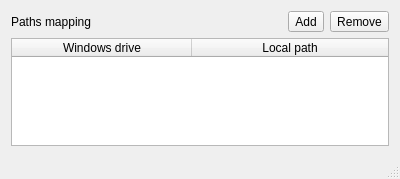
fdorg/flashdevelop, file External/Tools/Bridge/mainwindow.ui: the form before one commit.
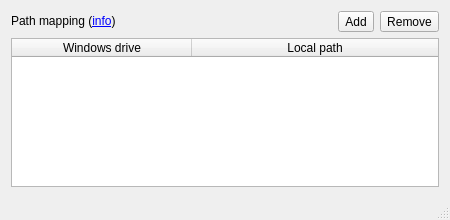
The form after the commit.

```diff
--- a/External/Tools/Bridge/mainwindow.ui
+++ b/External/Tools/Bridge/mainwindow.ui
@@ -6,8 +6,8 @@
    <rect>
     <x>0</x>
     <y>0</y>
-    <width>400</width>
-    <height>179</height>
+    <width>450</width>
+    <height>220</height>
    </rect>
   </property>
   <property name="windowTitle">
@@ -23,7 +23,10 @@
       <item>
        <widget class="QLabel" name="labelMap">
         <property name="text">
-         <string>Paths mapping</string>
+         <string>&lt;html&gt;&lt;head/&gt;&lt;body&gt;&lt;p&gt;Path mapping (&lt;a href=&quot;http://www.flashdevelop.org/wikidocs/index.php?title=Bridge&quot; target=&quot;_blank&quot;&gt;&lt;span style=&quot; text-decoration: underline; color:#0000ff;&quot;&gt;info&lt;/span&gt;&lt;/a&gt;)&lt;/p&gt;&lt;/body&gt;&lt;/html&gt;</string>
+        </property>
+        <property name="openExternalLinks">
+         <bool>true</bool>
         </property>
        </widget>
       </item>
```
